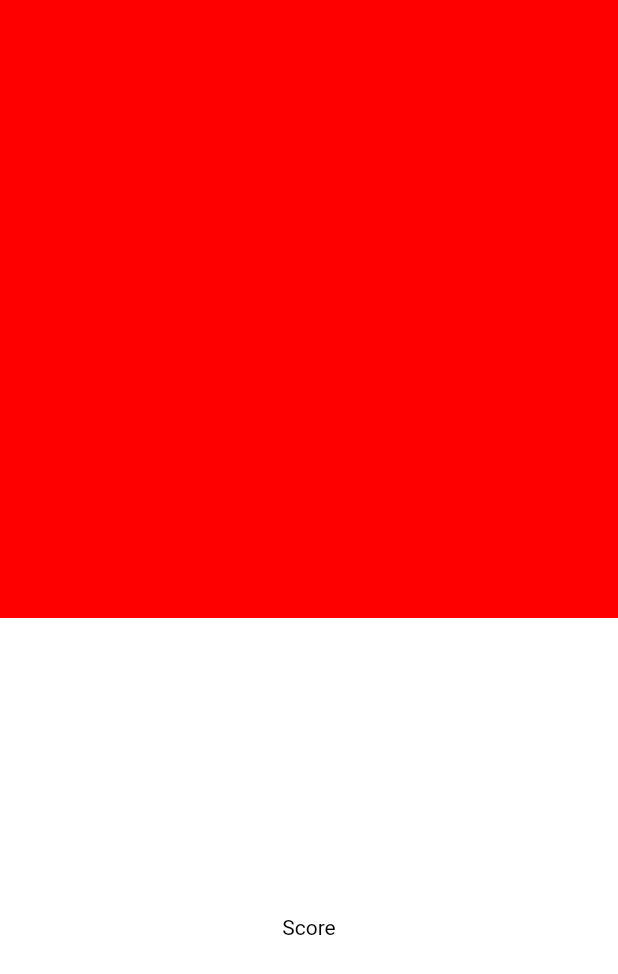
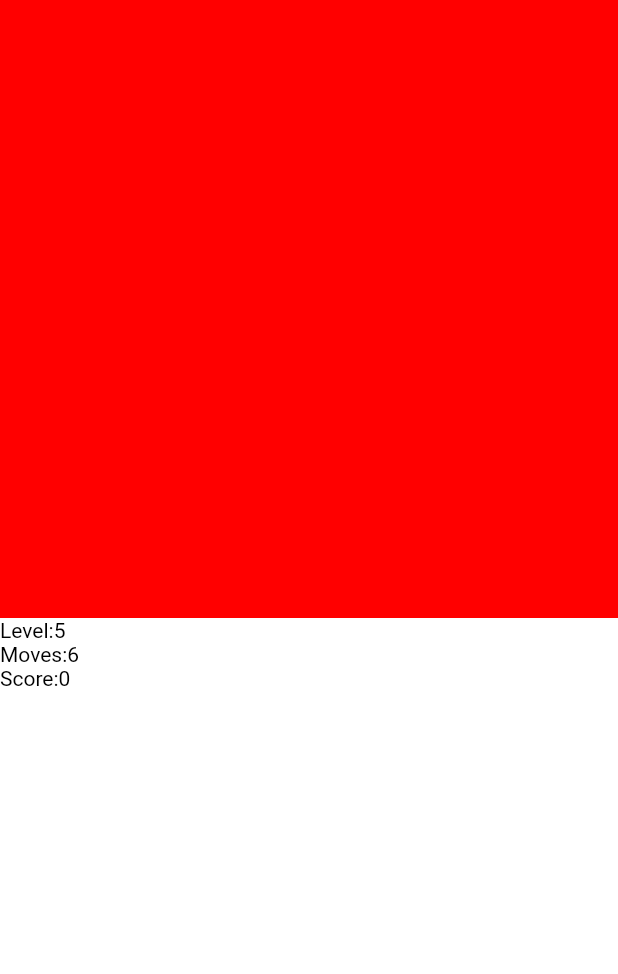
Before and after one commit to dstelljes/sequences, a Flutter app: the screen it shows after launch, on a phone screen of 412 x 824 dp. Shown: the top 974 px of the screen. Run offline on Flutter 3.47's test engine with Material 2 defaults, Android fonts, the phone set to English and light mode, and no system bars.

Commit message:
Bind game to scoreboard.

```diff
--- a/lib/layout.dart
+++ b/lib/layout.dart
@@ -1,6 +1,7 @@
 import 'package:flutter/widgets.dart';
+import 'game.dart';
 
-class BlockGrid extends StatelessWidget {
+class CellGrid extends StatelessWidget {
 
   @override
   Widget build(BuildContext context) {
@@ -14,22 +15,77 @@ class BlockGrid extends StatelessWidget {
 
 }
 
+class ScoreboardItem extends StatelessWidget {
+
+  final int delta;
+  final String label;
+  final int value;
+
+  ScoreboardItem({ this.delta, this.label, this.value });
+
+  @override
+  Widget build(BuildContext context) {
+    return Row(
+      children: [
+        Text("$label:"),
+        Text("$value"),
+        Text(delta != null ? "$delta" : ""),
+      ],
+    );
+  }
+
+}
+
 class Scoreboard extends StatelessWidget {
+
+  final int level;
+  final int levelDelta;
+  final int moves;
+  final int movesDelta;
+  final int score;
+  final int scoreDelta;
+
+  Scoreboard({ this.level, this.levelDelta, this.moves, this.movesDelta, this.score, this.scoreDelta });
 
   @override
   Widget build(BuildContext context) {
     return Expanded(
       child: Center(
-          child: Text(
-            "Score",
+        child: Column(
+          children: [
+            ScoreboardItem(
+              delta: levelDelta,
+              label: "Level",
+              value: level,
             ),
+            ScoreboardItem(
+              delta: movesDelta,
+              label: "Moves",
+              value: moves
+            ),
+            ScoreboardItem(
+              delta: scoreDelta,
+              label: "Score",
+              value: score
+            ),
+          ],
+        )
       ),
     );
   }
 
 }
 
-class GameWidget extends StatelessWidget {
+class GameWidget extends StatefulWidget {
+
+  @override
+  _GameWidgetState createState() => _GameWidgetState();
+
+}
+
+class _GameWidgetState extends State<GameWidget> {
+
+  Game _game = Game();
 
   @override
   Widget build(BuildContext context) {
@@ -37,8 +93,15 @@ class GameWidget extends StatelessWidget {
       child: OrientationBuilder(
         builder: (context, orientation) {
           final panes = <Widget>[
-            new BlockGrid(),
-            new Scoreboard(),
+            new CellGrid(),
+            new Scoreboard(
+              level: _game.level,
+              levelDelta: _game.preview?.level,
+              moves: _game.moves,
+              movesDelta: _game.preview?.moves,
+              score: _game.score,
+              scoreDelta: _game.preview?.score,
+            ),
           ];
 
           return orientation == Orientation.portrait
```
Lines whose indentation alone changed are shown as unchanged.
